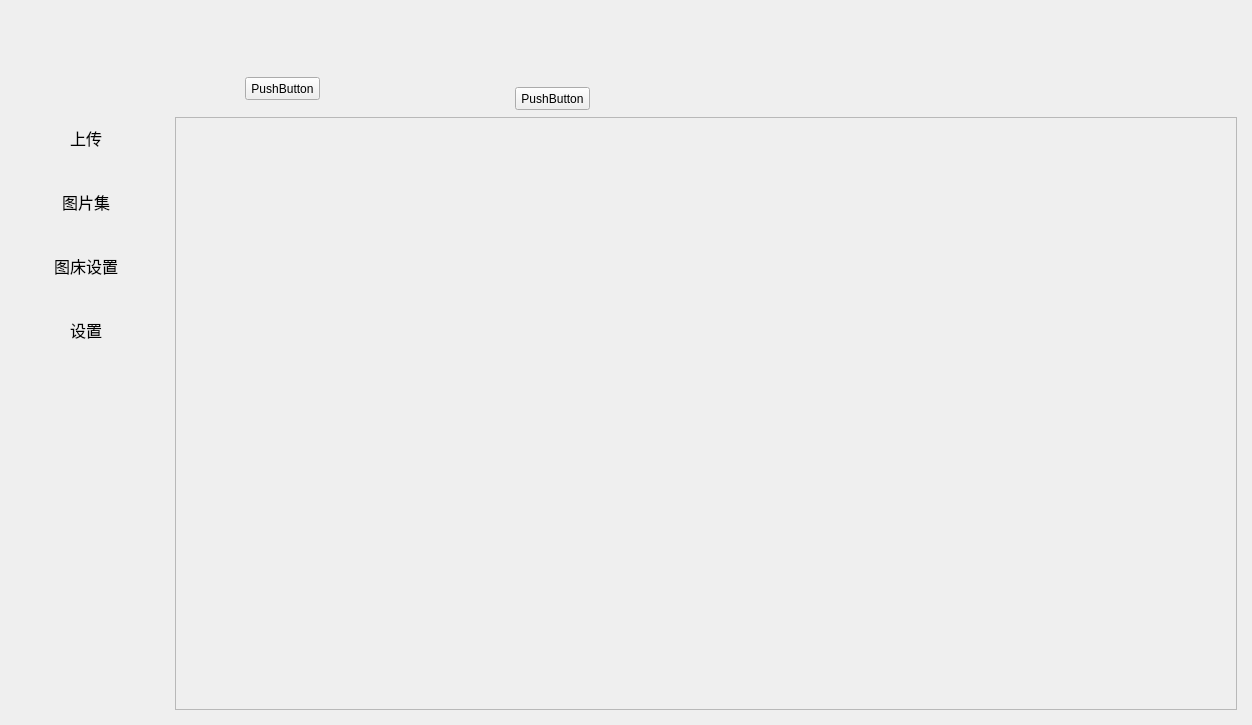
median-dxz/Lotos, file src/mainwindow.ui: the form before one commit.
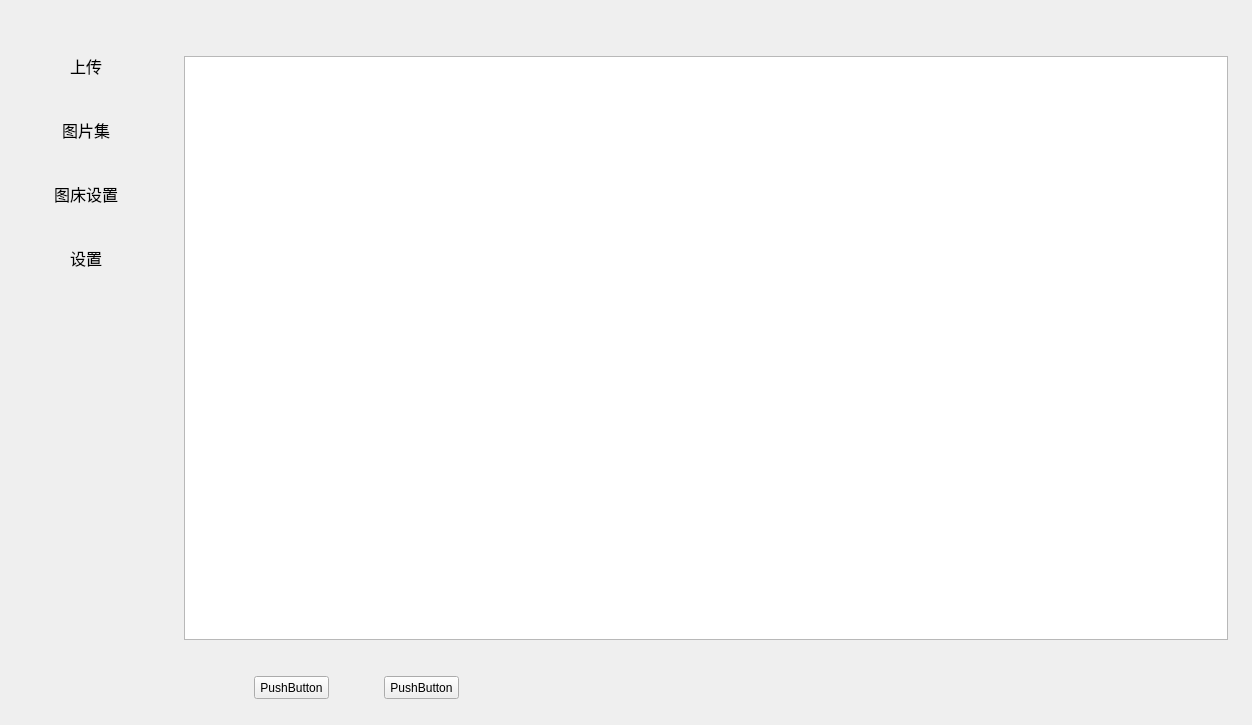
The form after the commit. The open tabs and pages were chosen to show the change. Icons and pictures are not drawn. Custom widgets are drawn as their Qt base class.

Patch:
```diff
--- a/src/mainwindow.ui
+++ b/src/mainwindow.ui
@@ -63,219 +63,6 @@
        <property name="spacing">
         <number>0</number>
        </property>
-       <item row="1" column="0">
-        <widget class="QWidget" name="pageSwitchWidget" native="true">
-         <property name="sizePolicy">
-          <sizepolicy hsizetype="Preferred" vsizetype="Preferred">
-           <horstretch>0</horstretch>
-           <verstretch>0</verstretch>
-          </sizepolicy>
-         </property>
-         <property name="maximumSize">
-          <size>
-           <width>160</width>
-           <height>16777215</height>
-          </size>
-         </property>
-         <property name="font">
-          <font>
-           <family>Microsoft YaHei UI</family>
-           <pointsize>12</pointsize>
-          </font>
-         </property>
-         <layout class="QVBoxLayout" name="layout">
-          <property name="spacing">
-           <number>24</number>
-          </property>
-          <property name="leftMargin">
-           <number>0</number>
-          </property>
-          <property name="topMargin">
-           <number>80</number>
-          </property>
-          <property name="rightMargin">
-           <number>0</number>
-          </property>
-          <property name="bottomMargin">
-           <number>0</number>
-          </property>
-          <item>
-           <widget class="PageButton" name="pageButton_1">
-            <property name="minimumSize">
-             <size>
-              <width>0</width>
-              <height>40</height>
-             </size>
-            </property>
-            <property name="maximumSize">
-             <size>
-              <width>16777215</width>
-              <height>16777215</height>
-             </size>
-            </property>
-            <property name="font">
-             <font>
-              <family>Microsoft YaHei UI</family>
-              <pointsize>12</pointsize>
-             </font>
-            </property>
-            <property name="cursor">
-             <cursorShape>ArrowCursor</cursorShape>
-            </property>
-            <property name="layoutDirection">
-             <enum>Qt::LeftToRight</enum>
-            </property>
-            <property name="text">
-             <string>上传</string>
-            </property>
-            <property name="checkable">
-             <bool>false</bool>
-            </property>
-            <property name="checked">
-             <bool>false</bool>
-            </property>
-            <property name="flat">
-             <bool>true</bool>
-            </property>
-           </widget>
-          </item>
-          <item>
-           <widget class="PageButton" name="pageButton_2">
-            <property name="minimumSize">
-             <size>
-              <width>0</width>
-              <height>40</height>
-             </size>
-            </property>
-            <property name="maximumSize">
-             <size>
-              <width>16777215</width>
-              <height>16777215</height>
-             </size>
-            </property>
-            <property name="cursor">
-             <cursorShape>ArrowCursor</cursorShape>
-            </property>
-            <property name="styleSheet">
-             <string notr="true"/>
-            </property>
-            <property name="text">
-             <string>图片集</string>
-            </property>
-            <property name="checkable">
-             <bool>false</bool>
-            </property>
-            <property name="flat">
-             <bool>true</bool>
-            </property>
-           </widget>
-          </item>
-          <item>
-           <widget class="PageButton" name="pageButton_3">
-            <property name="minimumSize">
-             <size>
-              <width>0</width>
-              <height>40</height>
-             </size>
-            </property>
-            <property name="maximumSize">
-             <size>
-              <width>16777215</width>
-              <height>16777215</height>
-             </size>
-            </property>
-            <property name="cursor">
-             <cursorShape>ArrowCursor</cursorShape>
-            </property>
-            <property name="styleSheet">
-             <string notr="true"/>
-            </property>
-            <property name="text">
-             <string>图床设置</string>
-            </property>
-            <property name="checkable">
-             <bool>false</bool>
-            </property>
-            <property name="flat">
-             <bool>true</bool>
-            </property>
-           </widget>
-          </item>
-          <item>
-           <widget class="PageButton" name="pageButton_4">
-            <property name="minimumSize">
-             <size>
-              <width>0</width>
-              <height>40</height>
-             </size>
-            </property>
-            <property name="maximumSize">
-             <size>
-              <width>16777215</width>
-              <height>16777215</height>
-             </size>
-            </property>
-            <property name="font">
-             <font>
-              <family>Microsoft YaHei UI</family>
-              <pointsize>12</pointsize>
-             </font>
-            </property>
-            <property name="cursor">
-             <cursorShape>ArrowCursor</cursorShape>
-            </property>
-            <property name="styleSheet">
-             <string notr="true"/>
-            </property>
-            <property name="text">
-             <string>设置</string>
-            </property>
-            <property name="checkable">
-             <bool>false</bool>
-            </property>
-            <property name="flat">
-             <bool>true</bool>
-            </property>
-           </widget>
-          </item>
-          <item>
-           <spacer name="verticalSpacer">
-            <property name="orientation">
-             <enum>Qt::Vertical</enum>
-            </property>
-            <property name="sizeHint" stdset="0">
-             <size>
-              <width>20</width>
-              <height>40</height>
-             </size>
-            </property>
-           </spacer>
-          </item>
-         </layout>
-        </widget>
-       </item>
-       <item row="0" column="0" colspan="2">
-        <widget class="TitleBar" name="titleBar" native="true">
-         <property name="sizePolicy">
-          <sizepolicy hsizetype="Preferred" vsizetype="Fixed">
-           <horstretch>0</horstretch>
-           <verstretch>0</verstretch>
-          </sizepolicy>
-         </property>
-         <property name="minimumSize">
-          <size>
-           <width>0</width>
-           <height>32</height>
-          </size>
-         </property>
-         <property name="baseSize">
-          <size>
-           <width>0</width>
-           <height>0</height>
-          </size>
-         </property>
-        </widget>
-       </item>
        <item row="1" column="1">
         <widget class="QStackedWidget" name="stackedWidget">
          <property name="styleSheet">
@@ -491,9 +278,27 @@
           </layout>
          </widget>
          <widget class="QWidget" name="galleryPage">
-          <layout class="QGridLayout" name="gridLayout_5" rowstretch="1,1">
+          <layout class="QGridLayout" name="gridLayout_5">
+           <property name="leftMargin">
+            <number>18</number>
+           </property>
+           <property name="topMargin">
+            <number>18</number>
+           </property>
+           <property name="rightMargin">
+            <number>18</number>
+           </property>
            <item row="0" column="0">
+            <widget class="QTableView" name="imageList"/>
+           </item>
+           <item row="1" column="0">
             <widget class="QWidget" name="widget" native="true">
+             <property name="sizePolicy">
+              <sizepolicy hsizetype="Preferred" vsizetype="MinimumExpanding">
+               <horstretch>0</horstretch>
+               <verstretch>0</verstretch>
+              </sizepolicy>
+             </property>
              <property name="maximumSize">
               <size>
                <width>16777215</width>
@@ -516,8 +321,8 @@
              <widget class="QPushButton" name="tb2">
               <property name="geometry">
                <rect>
-                <x>340</x>
-                <y>40</y>
+                <x>200</x>
+                <y>30</y>
                 <width>75</width>
                 <height>23</height>
                </rect>
@@ -528,23 +333,6 @@
              </widget>
             </widget>
            </item>
-           <item row="1" column="0">
-            <widget class="QScrollArea" name="scrollArea">
-             <property name="widgetResizable">
-              <bool>true</bool>
-             </property>
-             <widget class="QWidget" name="scrollAreaWidgetContents">
-              <property name="geometry">
-               <rect>
-                <x>0</x>
-                <y>0</y>
-                <width>63</width>
-                <height>16</height>
-               </rect>
-              </property>
-             </widget>
-            </widget>
-           </item>
           </layout>
          </widget>
          <widget class="QWidget" name="hostDashBoardPage">
@@ -791,6 +579,222 @@
          </widget>
         </widget>
        </item>
+       <item row="0" column="1">
+        <widget class="TitleBar" name="titleBar" native="true">
+         <property name="sizePolicy">
+          <sizepolicy hsizetype="Preferred" vsizetype="Fixed">
+           <horstretch>0</horstretch>
+           <verstretch>0</verstretch>
+          </sizepolicy>
+         </property>
+         <property name="minimumSize">
+          <size>
+           <width>0</width>
+           <height>32</height>
+          </size>
+         </property>
+         <property name="baseSize">
+          <size>
+           <width>0</width>
+           <height>0</height>
+          </size>
+         </property>
+        </widget>
+       </item>
+       <item row="0" column="0" rowspan="2">
+        <widget class="QFrame" name="pageSwitchWidget">
+         <property name="sizePolicy">
+          <sizepolicy hsizetype="Preferred" vsizetype="Preferred">
+           <horstretch>0</horstretch>
+           <verstretch>0</verstretch>
+          </sizepolicy>
+         </property>
+         <property name="maximumSize">
+          <size>
+           <width>160</width>
+           <height>16777215</height>
+          </size>
+         </property>
+         <property name="font">
+          <font>
+           <family>Microsoft YaHei UI</family>
+           <pointsize>12</pointsize>
+          </font>
+         </property>
+         <property name="lineWidth">
+          <number>0</number>
+         </property>
+         <layout class="QVBoxLayout" name="layout">
+          <property name="spacing">
+           <number>24</number>
+          </property>
+          <property name="leftMargin">
+           <number>0</number>
+          </property>
+          <property name="topMargin">
+           <number>40</number>
+          </property>
+          <property name="rightMargin">
+           <number>0</number>
+          </property>
+          <property name="bottomMargin">
+           <number>0</number>
+          </property>
+          <item>
+           <widget class="PageButton" name="pageButton_1">
+            <property name="minimumSize">
+             <size>
+              <width>0</width>
+              <height>40</height>
+             </size>
+            </property>
+            <property name="maximumSize">
+             <size>
+              <width>16777215</width>
+              <height>16777215</height>
+             </size>
+            </property>
+            <property name="font">
+             <font>
+              <family>Microsoft YaHei UI</family>
+              <pointsize>12</pointsize>
+             </font>
+            </property>
+            <property name="cursor">
+             <cursorShape>ArrowCursor</cursorShape>
+            </property>
+            <property name="layoutDirection">
+             <enum>Qt::LeftToRight</enum>
+            </property>
+            <property name="text">
+             <string>上传</string>
+            </property>
+            <property name="checkable">
+             <bool>false</bool>
+            </property>
+            <property name="checked">
+             <bool>false</bool>
+            </property>
+            <property name="flat">
+             <bool>true</bool>
+            </property>
+           </widget>
+          </item>
+          <item>
+           <widget class="PageButton" name="pageButton_2">
+            <property name="minimumSize">
+             <size>
+              <width>0</width>
+              <height>40</height>
+             </size>
+            </property>
+            <property name="maximumSize">
+             <size>
+              <width>16777215</width>
+              <height>16777215</height>
+             </size>
+            </property>
+            <property name="cursor">
+             <cursorShape>ArrowCursor</cursorShape>
+            </property>
+            <property name="styleSheet">
+             <string notr="true"/>
+            </property>
+            <property name="text">
+             <string>图片集</string>
+            </property>
+            <property name="checkable">
+             <bool>false</bool>
+            </property>
+            <property name="flat">
+             <bool>true</bool>
+            </property>
+           </widget>
+          </item>
+          <item>
+           <widget class="PageButton" name="pageButton_3">
+            <property name="minimumSize">
+             <size>
+              <width>0</width>
+              <height>40</height>
+             </size>
+            </property>
+            <property name="maximumSize">
+             <size>
+              <width>16777215</width>
+              <height>16777215</height>
+             </size>
+            </property>
+            <property name="cursor">
+             <cursorShape>ArrowCursor</cursorShape>
+            </property>
+            <property name="styleSheet">
+             <string notr="true"/>
+            </property>
+            <property name="text">
+             <string>图床设置</string>
+            </property>
+            <property name="checkable">
+             <bool>false</bool>
+            </property>
+            <property name="flat">
+             <bool>true</bool>
+            </property>
+           </widget>
+          </item>
+          <item>
+           <widget class="PageButton" name="pageButton_4">
+            <property name="minimumSize">
+             <size>
+              <width>0</width>
+              <height>40</height>
+             </size>
+            </property>
+            <property name="maximumSize">
+             <size>
+              <width>16777215</width>
+              <height>16777215</height>
+             </size>
+            </property>
+            <property name="font">
+             <font>
+              <family>Microsoft YaHei UI</family>
+              <pointsize>12</pointsize>
+             </font>
+            </property>
+            <property name="cursor">
+             <cursorShape>ArrowCursor</cursorShape>
+            </property>
+            <property name="styleSheet">
+             <string notr="true"/>
+            </property>
+            <property name="text">
+             <string>设置</string>
+            </property>
+            <property name="checkable">
+             <bool>false</bool>
+            </property>
+            <property name="flat">
+             <bool>true</bool>
+            </property>
+           </widget>
+          </item>
+          <item>
+           <spacer name="verticalSpacer">
+            <property name="orientation">
+             <enum>Qt::Vertical</enum>
+            </property>
+            <property name="sizeHint" stdset="0">
+             <size>
+              <width>20</width>
+              <height>40</height>
+             </size>
+            </property>
+           </spacer>
+          </item>
+         </layout>
+        </widget>
+       </item>
       </layout>
      </widget>
     </item>
```
Left out of the diff: 6 changed lines with no effect on the pictures.
